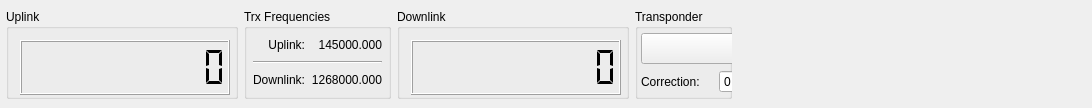
Above: ktrack/trxwidgetbase.ui from dualword/KTrack-Qt before the change. Below: the same form after it.
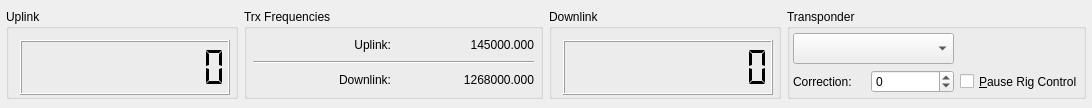
That is the form after the change.

What changed in the file:
```diff
--- a/ktrack/trxwidgetbase.ui
+++ b/ktrack/trxwidgetbase.ui
@@ -193,7 +193,7 @@
         <property name="frameShadow">
          <enum>QFrame::Raised</enum>
         </property>
-        <property name="numDigits">
+        <property name="digitCount">
          <number>10</number>
         </property>
         <property name="segmentStyle">
@@ -287,34 +287,10 @@
      </widget>
     </widget>
    </item>
-   <item>
-    <spacer name="spacer2">
-     <property name="orientation">
-      <enum>Qt::Horizontal</enum>
-     </property>
-     <property name="sizeType">
-      <enum>QSizePolicy::Expanding</enum>
-     </property>
-     <property name="sizeHint" stdset="0">
-      <size>
-       <width>20</width>
-       <height>20</height>
-      </size>
-     </property>
-    </spacer>
-   </item>
   </layout>
  </widget>
  <layoutdefault spacing="6" margin="6"/>
  <pixmapfunction>qPixmapFromMimeSource</pixmapfunction>
- <customwidgets>
-  <customwidget>
-   <class>QGroupBox</class>
-   <extends>QGroupBox</extends>
-   <header>QGroupBox</header>
-   <container>1</container>
-  </customwidget>
- </customwidgets>
  <resources/>
  <connections/>
 </ui>
```
Left out of the diff: 35 changed lines with no effect on the pictures.
